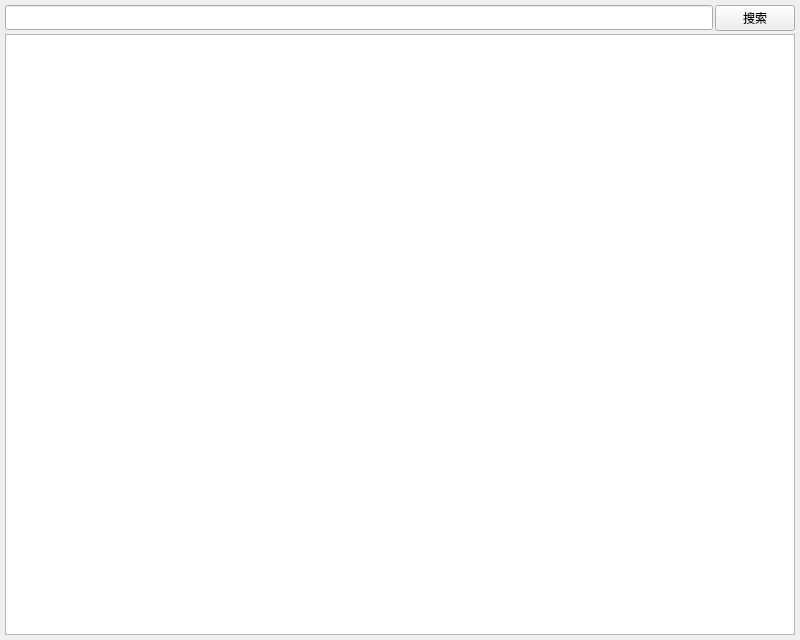
This is src/dialogshowtablerow.ui in cnldw/FinanceFileReader as Qt 5 draws it before an edit. The edited form follows.
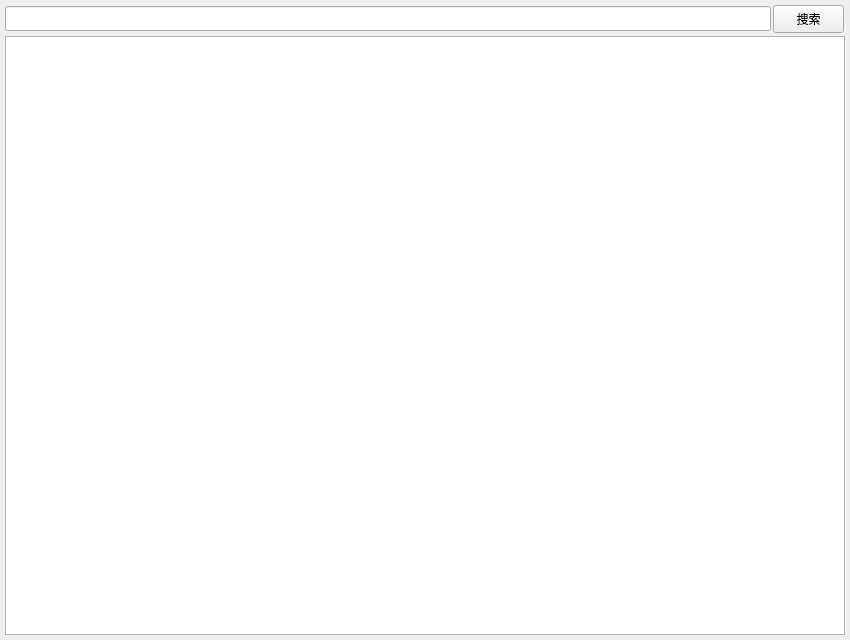
This is the edited form. Icons and pictures are not drawn.

Diff of the .ui file:
```diff
--- a/src/dialogshowtablerow.ui
+++ b/src/dialogshowtablerow.ui
@@ -9,7 +9,7 @@
    <rect>
     <x>0</x>
     <y>0</y>
-    <width>800</width>
+    <width>850</width>
     <height>640</height>
    </rect>
   </property>
@@ -72,13 +72,47 @@
        <number>0</number>
       </property>
       <item row="0" column="1">
+       <widget class="QFrame" name="frame">
+        <property name="sizePolicy">
+         <sizepolicy hsizetype="Fixed" vsizetype="Fixed">
+          <horstretch>0</horstretch>
+          <verstretch>0</verstretch>
+         </sizepolicy>
+        </property>
+        <property name="minimumSize">
+         <size>
+          <width>72</width>
+          <height>28</height>
+         </size>
+        </property>
+        <property name="maximumSize">
+         <size>
+          <width>72</width>
+          <height>28</height>
+         </size>
+        </property>
+        <property name="frameShape">
+         <enum>QFrame::NoFrame</enum>
+        </property>
+        <property name="frameShadow">
+         <enum>QFrame::Raised</enum>
+        </property>
        <widget class="QPushButton" name="pushButton">
+         <property name="geometry">
+          <rect>
+           <x>0</x>
+           <y>0</y>
+           <width>71</width>
+           <height>28</height>
+          </rect>
+         </property>
         <property name="focusPolicy">
          <enum>Qt::NoFocus</enum>
         </property>
         <property name="text">
          <string>搜索</string>
         </property>
+        </widget>
        </widget>
       </item>
       <item row="0" column="0">
```
Lines whose indentation alone changed are shown as unchanged.
